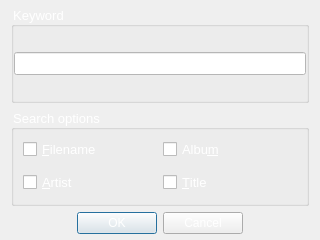
The window that source/ui/playlistwindow/tp_filesearchdialog.ui (ZXfkSIE/ThousandPlayer) describes before a commit, drawn with Qt 5.
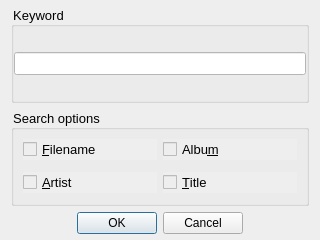
The same window after the commit.

The edit to the form file:
```diff
--- a/source/ui/playlistwindow/tp_filesearchdialog.ui
+++ b/source/ui/playlistwindow/tp_filesearchdialog.ui
@@ -32,7 +32,8 @@
    <string>Find</string>
   </property>
   <property name="styleSheet">
-   <string notr="true">color: white;</string>
+   <string notr="true">color: black;
+background-color: #EEE;</string>
   </property>
   <layout class="QVBoxLayout" name="verticalLayout">
    <property name="topMargin">
```
